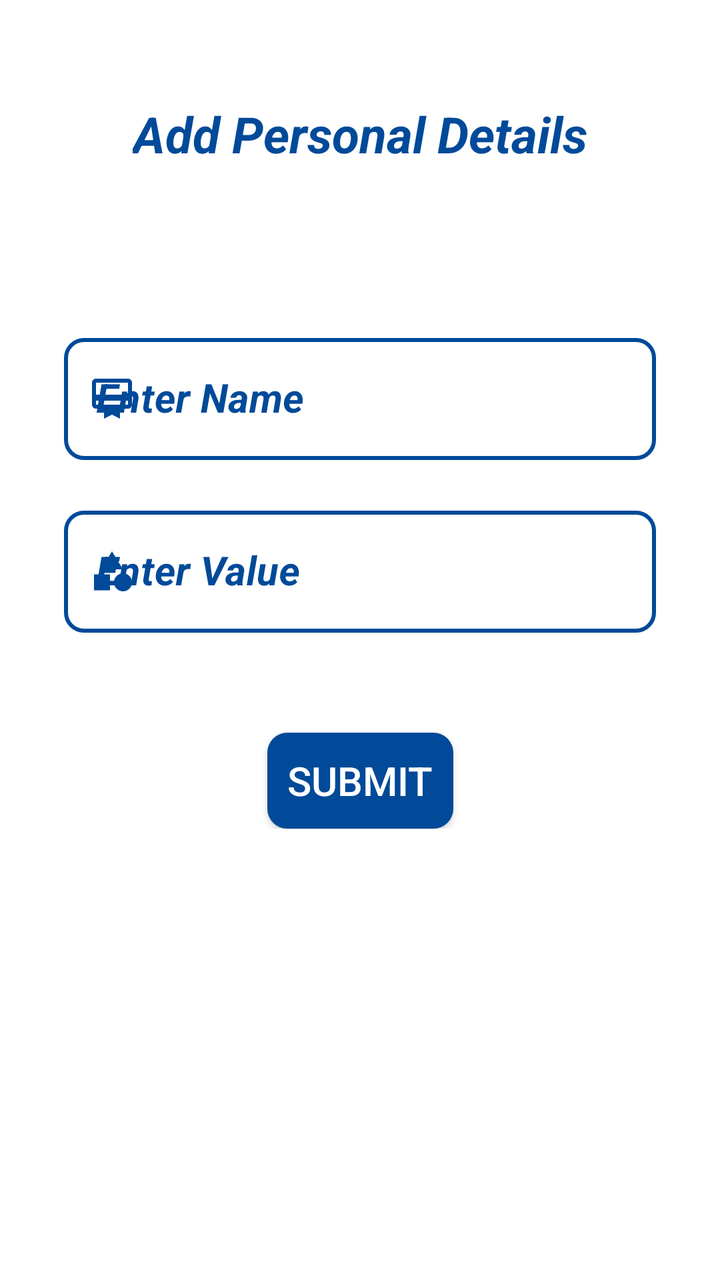
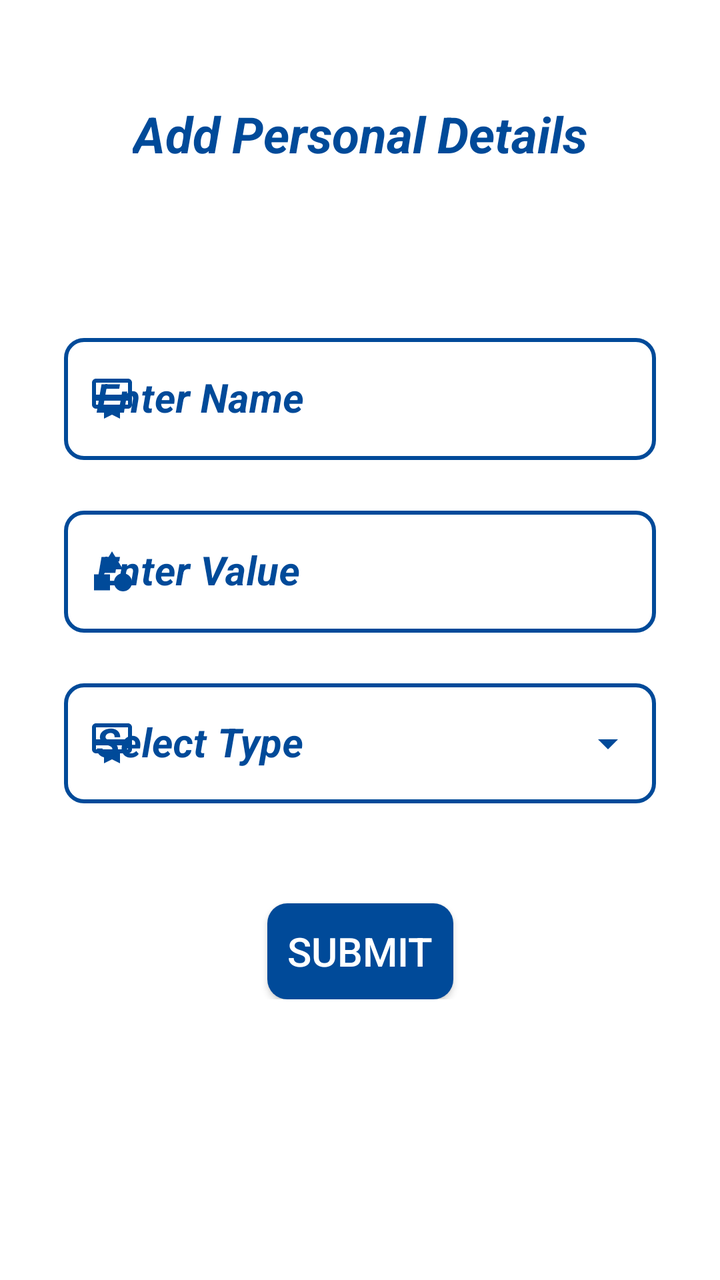

Before-and-after screenshots of an Android layout around one commit, followed by the original layout XML and the change that was made.
<!-- AndroidManifest.xml: application theme AppTheme -->
<!-- res/layout/fragment_personal_details.xml -->
<?xml version="1.0" encoding="utf-8"?>
<FrameLayout xmlns:android="http://schemas.android.com/apk/res/android"
    xmlns:app="http://schemas.android.com/apk/res-auto"
    xmlns:tools="http://schemas.android.com/tools"
    android:layout_width="match_parent"
    android:layout_height="match_parent"
    android:background="@color/white"
    tools:context=".AdminActivity.PersonalDetailsFragment">

    <androidx.constraintlayout.widget.ConstraintLayout
        android:layout_width="match_parent"
        android:layout_height="wrap_content">

        <TextView
            android:id="@+id/perDetailsHeading"
            android:layout_width="wrap_content"
            android:layout_height="wrap_content"
            android:layout_marginTop="50dp"
            android:text="@string/add_personal_details"
            android:textColor="@color/background"
            android:textSize="25sp"
            android:textStyle="bold|italic"
            app:layout_constraintEnd_toEndOf="parent"
            app:layout_constraintStart_toStartOf="parent"
            app:layout_constraintTop_toTopOf="parent" />

        <com.google.android.material.textfield.TextInputLayout
            android:id="@+id/personalNameLayout"
            style="@style/Widget.MaterialComponents.TextInputLayout.OutlinedBox"
            android:layout_width="0dp"
            android:layout_height="wrap_content"
            android:layout_marginStart="32dp"
            android:layout_marginTop="80dp"
            android:layout_marginEnd="32dp"
            android:hint="@string/enter_name"
            android:textColorHint="@color/background"
            android:theme="@style/ThemeOverlay.AppTheme.TextInputEditText.Outlined"
            app:boxCornerRadiusBottomEnd="10dp"
            app:boxCornerRadiusBottomStart="10dp"
            app:boxCornerRadiusTopEnd="10dp"
            app:boxCornerRadiusTopStart="10dp"
            app:boxStrokeColor="@color/grey"
            app:boxStrokeWidth="2dp"
            app:boxStrokeWidthFocused="2dp"
            app:endIconMode="clear_text"
            app:endIconTint="@color/background"
            app:errorTextColor="@color/red"
            app:hintTextColor="@color/background"
            app:layout_constraintEnd_toEndOf="parent"
            app:layout_constraintStart_toStartOf="parent"
            app:layout_constraintTop_toBottomOf="@+id/perDetailsHeading"
            app:startIconDrawable="@drawable/ic_type"
            app:startIconTint="@color/background">

            <com.google.android.material.textfield.TextInputEditText
                android:id="@+id/personalName"
                android:layout_width="match_parent"
                android:layout_height="wrap_content"
                android:imeOptions="actionNext"
                android:inputType="textCapWords"
                android:textColor="@color/background"
                android:textCursorDrawable="@drawable/color_cursor"
                android:textSize="20sp"
                android:textStyle="bold|italic" />
        </com.google.android.material.textfield.TextInputLayout>

        <com.google.android.material.textfield.TextInputLayout
            android:id="@+id/personalValueLayout"
            style="@style/Widget.MaterialComponents.TextInputLayout.OutlinedBox"
            android:layout_width="0dp"
            android:layout_height="wrap_content"
            android:layout_marginTop="20dp"
            android:hint="@string/enter_value"
            android:textColorHint="@color/background"
            android:theme="@style/ThemeOverlay.AppTheme.TextInputEditText.Outlined"
            app:boxCornerRadiusBottomEnd="10dp"
            app:boxCornerRadiusBottomStart="10dp"
            app:boxCornerRadiusTopEnd="10dp"
            app:boxCornerRadiusTopStart="10dp"
            app:boxStrokeColor="@color/grey"
            app:boxStrokeWidth="2dp"
            app:boxStrokeWidthFocused="2dp"
            app:endIconMode="clear_text"
            app:endIconTint="@color/background"
            app:errorTextColor="@color/red"
            app:hintTextColor="@color/background"
            app:layout_constraintEnd_toEndOf="@+id/personalNameLayout"
            app:layout_constraintStart_toStartOf="@+id/personalNameLayout"
            app:layout_constraintTop_toBottomOf="@+id/personalNameLayout"
            app:startIconDrawable="@drawable/ic_category"
            app:startIconTint="@color/background">

            <com.google.android.material.textfield.TextInputEditText
                android:id="@+id/personalValue"
                android:layout_width="match_parent"
                android:layout_height="wrap_content"
                android:imeOptions="actionSend"
                android:inputType="textCapWords"
                android:textColor="@color/background"
                android:textCursorDrawable="@drawable/color_cursor"
                android:textSize="20sp"
                android:textStyle="bold|italic" />
        </com.google.android.material.textfield.TextInputLayout>

        <androidx.appcompat.widget.AppCompatButton
            android:id="@+id/personalSubmit"
            android:layout_width="wrap_content"
            android:layout_height="wrap_content"
            android:layout_marginTop="50dp"
            android:background="@drawable/button_background"
            android:text="  Submit  "
            android:textColor="@color/white"
            android:textSize="20sp"
            app:layout_constraintEnd_toEndOf="parent"
            app:layout_constraintStart_toStartOf="parent"
            app:layout_constraintTop_toBottomOf="@+id/personalValueLayout"
            tools:ignore="HardcodedText" />

    </androidx.constraintlayout.widget.ConstraintLayout>

</FrameLayout>
<!-- resources referenced by this layout -->
<resources>
  <color name="background">#004A99</color>
  <color name="grey">#808080</color>
  <color name="red">#FF0000</color>
  <color name="white">#FFFFFFFF</color>
  <!-- drawable button_background (drawable) -->
  <?xml version="1.0" encoding="utf-8"?>
  <ripple xmlns:android="http://schemas.android.com/apk/res/android"
      android:color="@color/white">
      <item>
          <shape android:shape="rectangle">
              <solid android:color="@color/background" />
              <corners android:radius="10dp" />
          </shape>
      </item>
  </ripple>
  <!-- drawable color_cursor (drawable) -->
  <?xml version="1.0" encoding="utf-8"?>
  <shape xmlns:android="http://schemas.android.com/apk/res/android"
      android:shape="rectangle">
      <size android:width="2dp" />
      <solid android:color="@color/background" />
  </shape>
  <!-- drawable ic_category (drawable) -->
  <vector android:height="24dp" android:tint="#FFFFFF"
      android:viewportHeight="24" android:viewportWidth="24"
      android:width="24dp" xmlns:android="http://schemas.android.com/apk/res/android">
      <path android:fillColor="@android:color/white" android:pathData="M12,2l-5.5,9h11z"/>
      <path android:fillColor="@android:color/white" android:pathData="M17.5,17.5m-4.5,0a4.5,4.5 0,1 1,9 0a4.5,4.5 0,1 1,-9 0"/>
      <path android:fillColor="@android:color/white" android:pathData="M3,13.5h8v8H3z"/>
  </vector>
  <!-- drawable ic_type (drawable) -->
  <vector xmlns:android="http://schemas.android.com/apk/res/android"
      android:width="24dp"
      android:height="24dp"
      android:tint="#FFFFFF"
      android:viewportWidth="24"
      android:viewportHeight="24">
      <path
          android:fillColor="@android:color/white"
          android:pathData="M20,2L4,2c-1.11,0 -2,0.89 -2,2v11c0,1.11 0.89,2 2,2h4v5l4,-2 4,2v-5h4c1.11,0 2,-0.89 2,-2L22,4c0,-1.11 -0.89,-2 -2,-2zM20,15L4,15v-2h16v2zM20,10L4,10L4,4h16v6z" />
  </vector>
  <string name="add_personal_details">Add Personal Details</string>
  <string name="enter_name">Enter Name</string>
  <string name="enter_value">Enter Value</string>
  <style name="ThemeOverlay.AppTheme.TextInputEditText.Outlined" parent="">
          <item name="colorControlActivated">@color/background</item>
      </style>
  <style name="AppTheme" parent="Theme.MaterialComponents.DayNight.DarkActionBar">
          
          <item name="colorPrimary">@color/background</item>
          <item name="colorPrimaryVariant">@color/background</item>
          <item name="colorOnPrimary">@color/white</item>
          
          <item name="colorSecondary">@color/background</item>
          <item name="colorSecondaryVariant">@color/background</item>
          <item name="colorOnSecondary">@color/background</item>
          
          <item name="android:statusBarColor" tools:targetApi="l">?attr/colorPrimaryVariant</item>
          
          <item name="colorSurface">@color/background</item>
          
          <item name="android:itemTextAppearance">@style/OptionsMenuStyle</item>
          <item name="android:itemBackground">@color/background</item>
  
      </style>
  <style name="OptionsMenuStyle" parent="@style/TextAppearance.AppCompat.Widget.ActionBar.Title">
          <item name="android:textColor">@color/white</item>
          <item name="android:textStyle">italic</item>
      </style>
</resources>

<!-- the commit's change to res/layout/fragment_personal_details.xml (unified diff, before → after) -->
@@ -94,12 +94,48 @@
                 android:id="@+id/personalValue"
                 android:layout_width="match_parent"
                 android:layout_height="wrap_content"
-                android:imeOptions="actionSend"
+                android:imeOptions="actionDone"
                 android:inputType="textCapWords"
                 android:textColor="@color/background"
                 android:textCursorDrawable="@drawable/color_cursor"
                 android:textSize="20sp"
                 android:textStyle="bold|italic" />
+        </com.google.android.material.textfield.TextInputLayout>
+
+        <com.google.android.material.textfield.TextInputLayout
+            android:id="@+id/personalTypeLayout"
+            style="@style/Widget.MaterialComponents.TextInputLayout.OutlinedBox.Dense.ExposedDropdownMenu"
+            android:layout_width="0dp"
+            android:layout_height="wrap_content"
+            android:layout_marginTop="20dp"
+            android:hint="@string/select_type"
+            android:textColorHint="@color/background"
+            android:theme="@style/ThemeOverlay.AppTheme.TextInputEditText.Outlined"
+            app:boxCornerRadiusBottomEnd="10dp"
+            app:boxCornerRadiusBottomStart="10dp"
+            app:boxCornerRadiusTopEnd="10dp"
+            app:boxCornerRadiusTopStart="10dp"
+            app:boxStrokeColor="@color/grey"
+            app:boxStrokeWidth="2dp"
+            app:boxStrokeWidthFocused="2dp"
+            app:endIconTint="@color/background"
+            app:errorTextColor="@color/red"
+            app:hintTextColor="@color/background"
+            app:layout_constraintEnd_toEndOf="@+id/personalValueLayout"
+            app:layout_constraintStart_toStartOf="@+id/personalValueLayout"
+            app:layout_constraintTop_toBottomOf="@+id/personalValueLayout"
+            app:startIconDrawable="@drawable/ic_type"
+            app:startIconTint="@color/background">
+
+            <AutoCompleteTextView
+                android:id="@+id/personalType"
+                android:layout_width="match_parent"
+                android:layout_height="60sp"
+                android:inputType="none"
+                android:textColor="@color/background"
+                android:textSize="20sp"
+                android:textStyle="bold|italic"
+                tools:ignore="LabelFor" />
         </com.google.android.material.textfield.TextInputLayout>
 
         <androidx.appcompat.widget.AppCompatButton
@@ -113,7 +149,7 @@
             android:textSize="20sp"
             app:layout_constraintEnd_toEndOf="parent"
             app:layout_constraintStart_toStartOf="parent"
-            app:layout_constraintTop_toBottomOf="@+id/personalValueLayout"
+            app:layout_constraintTop_toBottomOf="@+id/personalTypeLayout"
             tools:ignore="HardcodedText" />
 
     </androidx.constraintlayout.widget.ConstraintLayout>
<!-- resource entries referenced after the edit -->
@@ -44,30 +44,26 @@
   <string name="add_personal_details">Add Personal Details</string>
   <string name="enter_name">Enter Name</string>
   <string name="enter_value">Enter Value</string>
+  <string name="select_type">Select Type</string>
   <style name="ThemeOverlay.AppTheme.TextInputEditText.Outlined" parent="">
           <item name="colorControlActivated">@color/background</item>
       </style>
-  <style name="AppTheme" parent="Theme.MaterialComponents.DayNight.DarkActionBar">
+  <style name="AppTheme" parent="Theme.MaterialComponents.Light.DarkActionBar">
+          
+          
           
           <item name="colorPrimary">@color/background</item>
-          <item name="colorPrimaryVariant">@color/background</item>
-          <item name="colorOnPrimary">@color/white</item>
-          
-          <item name="colorSecondary">@color/background</item>
-          <item name="colorSecondaryVariant">@color/background</item>
-          <item name="colorOnSecondary">@color/background</item>
-          
-          <item name="android:statusBarColor" tools:targetApi="l">?attr/colorPrimaryVariant</item>
+          <item name="colorPrimaryDark">@color/background</item>
+          <item name="colorAccent">@color/background</item>
           
           <item name="colorSurface">@color/background</item>
           
           <item name="android:itemTextAppearance">@style/OptionsMenuStyle</item>
-          <item name="android:itemBackground">@color/background</item>
-  
       </style>
   <style name="OptionsMenuStyle" parent="@style/TextAppearance.AppCompat.Widget.ActionBar.Title">
-          <item name="android:textColor">@color/white</item>
-          <item name="android:textStyle">italic</item>
+          <item name="android:textColor">@color/background</item>
+          <item name="android:textStyle">italic|bold</item>
+          <item name="android:textSize">15sp</item>
       </style>
 </resources>
 
